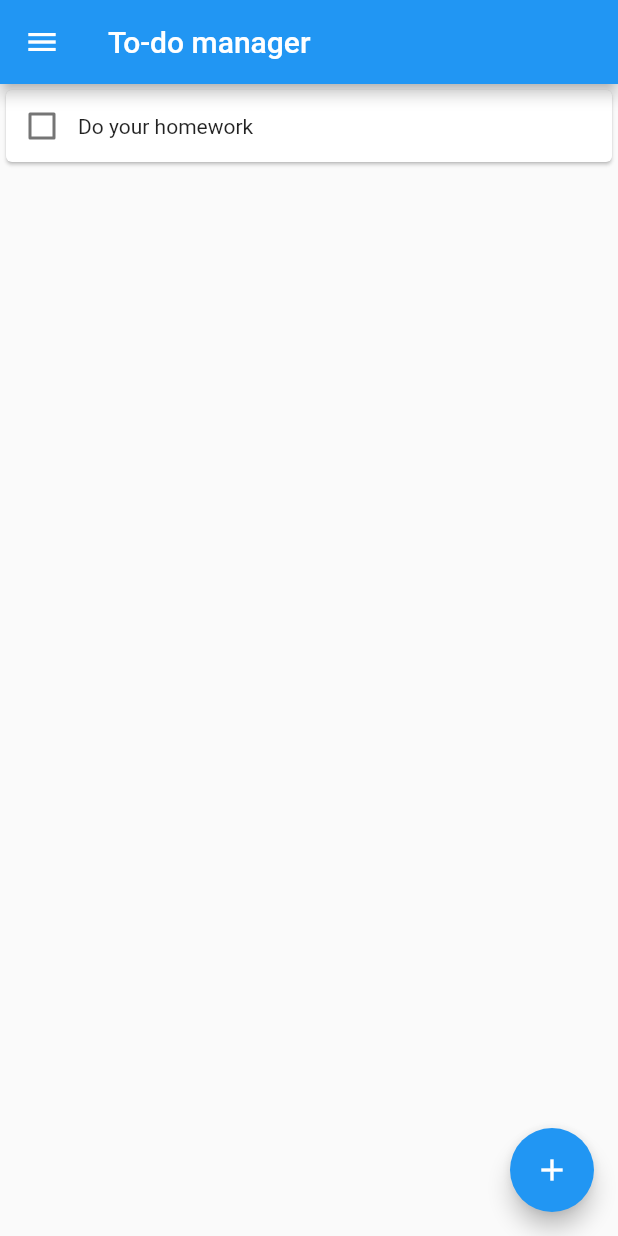
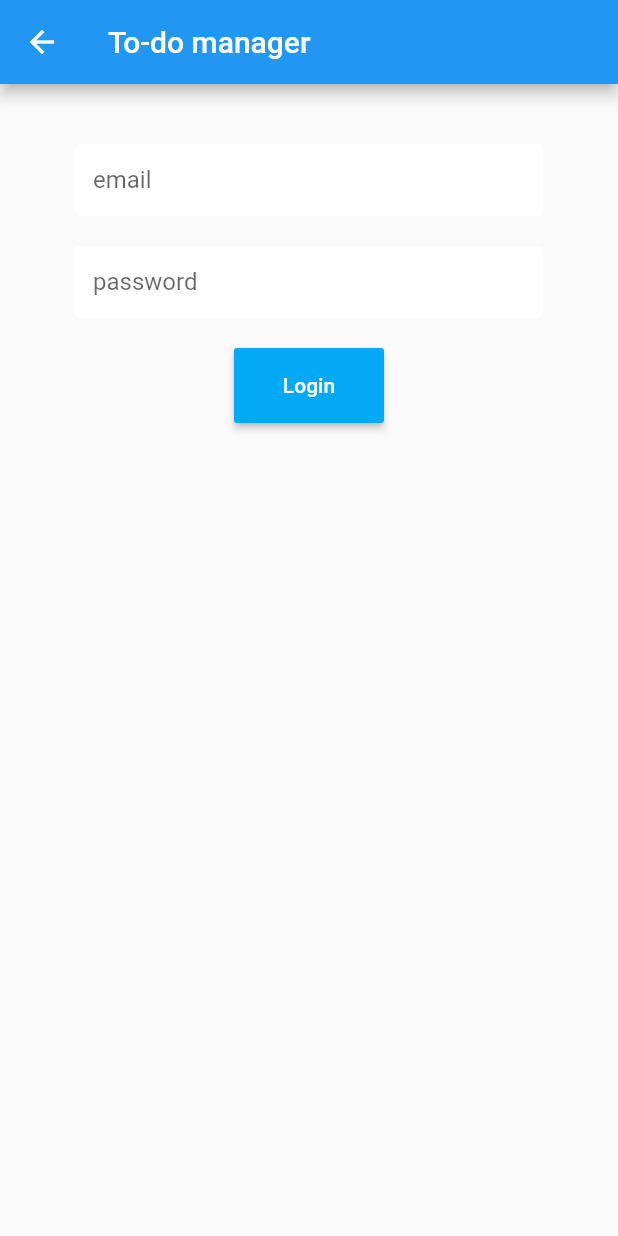
Before and after one commit to tung2389/To-do-manager, a Flutter app: the screen it shows after launch, on a phone screen of 412 x 824 dp. Run offline on Flutter 3.47's test engine with Material 2 defaults, Android fonts, the phone set to English and light mode, and no system bars; our stand-ins replace cloud_firestore, datetime_picker_formfield, firebase_auth; accounts and stored records are empty.

Commit message:
Add register with firebase and register page

```diff
--- /dev/null
+++ b/lib/controller/auth.dart
@@ -0,0 +1,23 @@
+import 'package:firebase_auth/firebase_auth.dart';
+import './user.dart';
+
+class AuthService {
+  final FirebaseAuth _auth = FirebaseAuth.instance;
+
+  // Register with email and password
+  Future registerWithEmailAndPass(String email, String password, String username) async {
+    try{
+      AuthResult res = await _auth.createUserWithEmailAndPassword(
+        email: email,
+        password: password
+      );
+      FirebaseUser user = res.user;
+      await UserService(uid: user.uid).createUser(username, [], []);
+      return user;
+    } catch(e) {
+      return Future.error('Failed to register');
+    }
+  }
+
+  // Signin with email and password
+}
--- a/lib/controller/create_task.dart
+++ /dev/null
@@ -1,5 +0,0 @@
-import 'package:flutter/material.dart';
-
-void createTask() {
-
-}
--- /dev/null
+++ b/lib/controller/user.dart
@@ -0,0 +1,16 @@
+import 'package:cloud_firestore/cloud_firestore.dart';
+
+class UserService {
+  final String uid;
+  UserService({this.uid});
+
+  final CollectionReference userCollection = Firestore.instance.collection('user');
+
+  Future createUser(String name, List daily, List todo)  {
+    userCollection.document(uid).setData({
+      'name': name,
+      'daily': daily,
+      'todo': todo
+    });
+  }
+}
--- a/lib/main.dart
+++ b/lib/main.dart
@@ -1,5 +1,7 @@
 import 'package:flutter/material.dart';
 import './view/routes/home.dart';
+import './view/routes/register.dart';
+import './view/routes/login.dart';
 // import 'package:cloud_firestore/cloud_firestore.dart';
 
 
@@ -13,8 +15,14 @@ class MyApp extends StatelessWidget {
   Widget build(BuildContext context) {
     return MaterialApp(
       title: "To-do manager",
-      home: Home(),
-      debugShowCheckedModeBanner: false
+      // home: Home(),
+      debugShowCheckedModeBanner: false,
+      initialRoute: '/login',
+      routes: {
+        '/': (context) => Home(),
+        '/register': (context) => Register(),
+        '/login': (context) => Login()
+      },
     );
   }
 }
--- /dev/null
+++ b/lib/view/routes/login.dart
@@ -0,0 +1,85 @@
+import 'package:flutter/material.dart';
+import '../../view/widgets/inputDecoration/textInputDecoration.dart';
+import '../../view/widgets/loadingIndicator/loadingIndicator.dart';
+import '../../controller/auth.dart';
+
+
+class Login extends StatefulWidget {
+
+  @override
+  _LoginState createState() => _LoginState();
+}
+
+class _LoginState extends State<Login> {
+  final AuthService _auth = AuthService();
+  final _formKey = GlobalKey<FormState>(); // Unique Form Key
+
+  bool loading = false;
+
+  String email = '';
+  String password = '';
+
+  @override
+  Widget build(BuildContext context) {
+    return Scaffold(
+      appBar: AppBar(
+        title: Text('To-do manager'),
+      ),
+      body: Container(
+        padding: EdgeInsets.symmetric(vertical: 20.0, horizontal: 50.0),
+        child: Form(
+          key: _formKey,
+          child: Column(
+            children: <Widget>[
+
+              SizedBox(height: 20.0),
+              TextFormField(
+                decoration: textInputDecoration.copyWith(hintText: 'email'),
+                validator: (val) => val.isEmpty ? 'Enter an email' : null,
+                onChanged: (val) {
+                  setState(() => email = val);
+                },
+              ),
+              SizedBox(height: 20.0),
+
+              TextFormField(
+                decoration: textInputDecoration.copyWith(hintText: 'password'),
+                obscureText: true,
+                validator: (val) => val.length < 8 ? 'Password must be at least 8 characters' : null,
+                onChanged: (val) {
+                  setState(() => password = val);
+                },
+              ),
+              SizedBox(height: 20.0),
+
+              SizedBox(
+                width: 100.0,
+                height: 50.0,
+                child: RaisedButton(
+                  color: Colors.lightBlue,
+                  child: loading ? Loading() : Text(
+                    'Login',
+                    style: TextStyle(color: Colors.white),
+                  ),
+                  onPressed: () async {
+                    if(_formKey.currentState.validate()){
+                      setState(() => loading = true);
+                      // dynamic result = await _auth.registerWithEmailAndPass(email, password, username);
+                      // print(result);
+                      // if(result == null) {
+                      //   setState(() {
+                      //     loading = false;
+                      //     error = 'Please supply a valid email';
+                      //   });
+                      // }
+                    }
+                  }
+                ),
+              ),
+            ],
+          )
+        ),
+      ),
+    );
+  }
+}
--- /dev/null
+++ b/lib/view/widgets/inputDecoration/textInputDecoration.dart
@@ -0,0 +1,13 @@
+import 'package:flutter/material.dart';
+
+const textInputDecoration = InputDecoration(
+  fillColor: Colors.white,
+  filled: true,
+  contentPadding: EdgeInsets.all(12.0),
+  enabledBorder: OutlineInputBorder(
+    borderSide: BorderSide(color: Colors.white, width: 2.0),
+  ),
+  focusedBorder: OutlineInputBorder(
+    borderSide: BorderSide(color: Colors.lightBlue, width: 2.0),
+  ),
+);
```
Also changed, not shown: lib/controller/task.dart (added, +16 -0 lines), lib/view/routes/register.dart (added, +104 -0 lines), lib/view/widgets/loadingIndicator/loadingIndicator.dart (added, +12 -0 lines).
